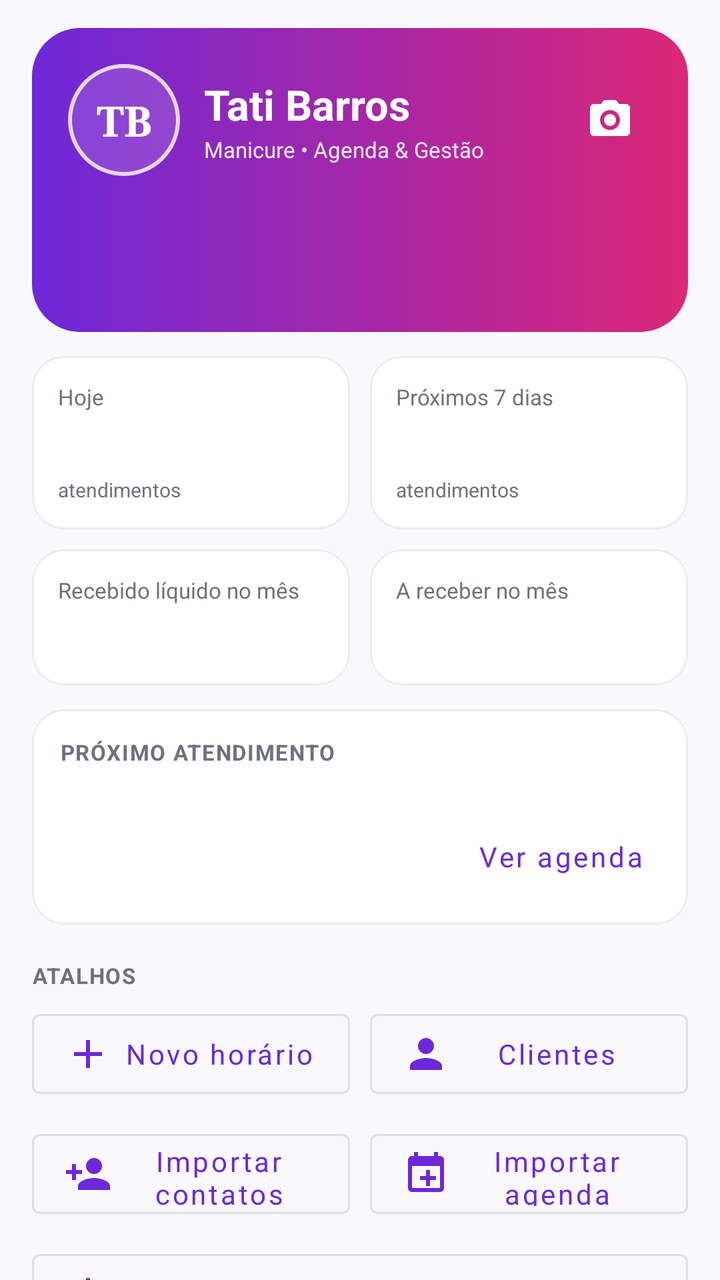
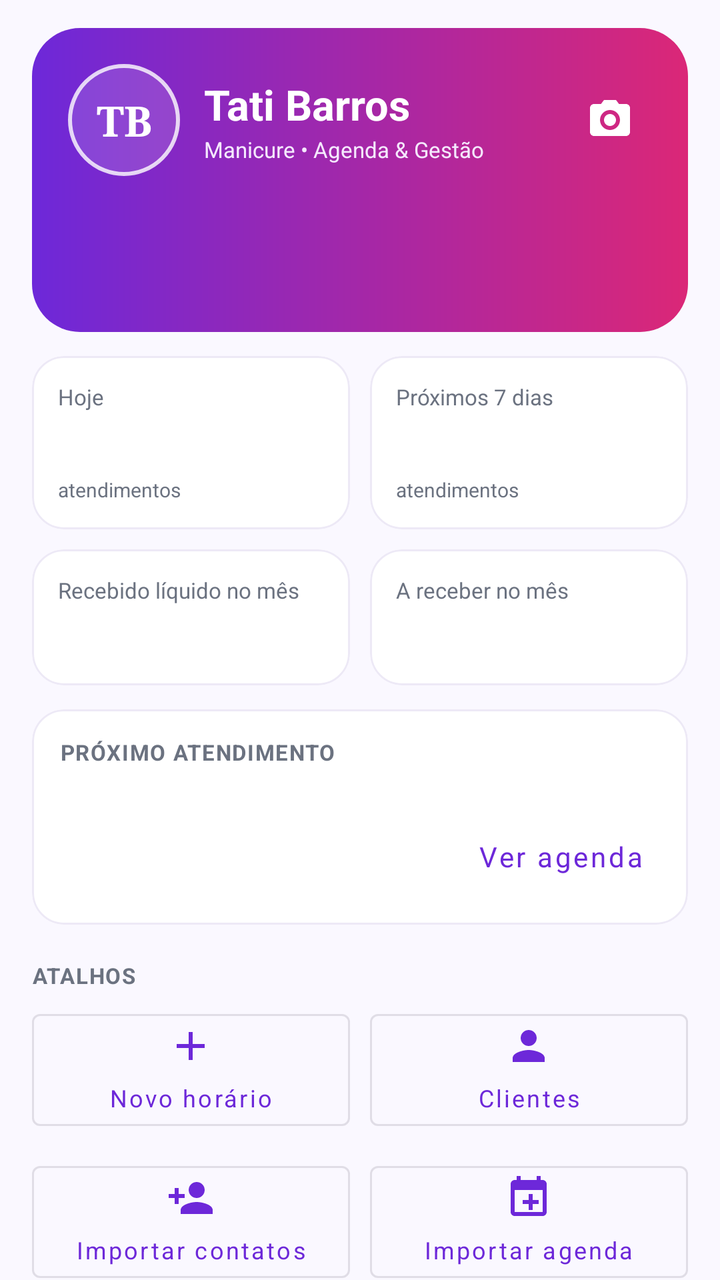

Compare the two renders of this Android layout. The source of the first and the diff that turns it into the second are given below.
<!-- AndroidManifest.xml: application theme Theme.Agendio -->
<!-- res/layout/fragment_home.xml -->
<?xml version="1.0" encoding="utf-8"?>
<androidx.core.widget.NestedScrollView xmlns:android="http://schemas.android.com/apk/res/android"
    xmlns:app="http://schemas.android.com/apk/res-auto"
    android:layout_width="match_parent"
    android:layout_height="match_parent"
    android:background="@color/bg"
    android:fillViewport="true">

    <LinearLayout
        android:layout_width="match_parent"
        android:layout_height="wrap_content"
        android:orientation="vertical"
        android:paddingStart="16dp"
        android:paddingTop="14dp"
        android:paddingEnd="16dp"
        android:paddingBottom="24dp">

        <LinearLayout
            android:layout_width="match_parent"
            android:layout_height="wrap_content"
            android:background="@drawable/bg_brand_gradient"
            android:orientation="vertical"
            android:padding="18dp">

            <LinearLayout
                android:layout_width="match_parent"
                android:layout_height="wrap_content"
                android:gravity="center_vertical"
                android:orientation="horizontal">

                <TextView
                    android:layout_width="56dp"
                    android:layout_height="56dp"
                    android:background="@drawable/bg_monogram"
                    android:fontFamily="serif"
                    android:gravity="center"
                    android:text="TB"
                    android:textColor="@color/white"
                    android:textSize="21sp"
                    android:textStyle="bold" />

                <LinearLayout
                    android:layout_width="0dp"
                    android:layout_height="wrap_content"
                    android:layout_marginStart="12dp"
                    android:layout_weight="1"
                    android:orientation="vertical">

                    <TextView
                        android:layout_width="wrap_content"
                        android:layout_height="wrap_content"
                        android:text="@string/brand_name"
                        android:textColor="@color/white"
                        android:textSize="21sp"
                        android:textStyle="bold" />

                    <TextView
                        android:layout_width="wrap_content"
                        android:layout_height="wrap_content"
                        android:layout_marginTop="1dp"
                        android:text="@string/brand_tagline"
                        android:textColor="#F5E9FF"
                        android:textSize="11sp" />
                </LinearLayout>

                <ImageButton
                    android:id="@+id/btnInstagramHome"
                    android:layout_width="42dp"
                    android:layout_height="42dp"
                    android:background="?attr/selectableItemBackgroundBorderless"
                    android:contentDescription="Abrir Instagram"
                    android:padding="9dp"
                    android:src="@drawable/ic_instagram"
                    app:tint="@color/white" />
            </LinearLayout>

            <TextView
                android:id="@+id/tvGreeting"
                android:layout_width="match_parent"
                android:layout_height="wrap_content"
                android:layout_marginTop="16dp"
                android:textColor="@color/white"
                android:textSize="19sp"
                android:textStyle="bold" />

            <TextView
                android:id="@+id/tvHomeDate"
                android:layout_width="match_parent"
                android:layout_height="wrap_content"
                android:layout_marginTop="2dp"
                android:textColor="#F5E9FF"
                android:textSize="12sp" />
        </LinearLayout>

        <LinearLayout
            android:layout_width="match_parent"
            android:layout_height="wrap_content"
            android:layout_marginTop="12dp"
            android:orientation="horizontal">

            <com.google.android.material.card.MaterialCardView
                android:layout_width="0dp"
                android:layout_height="wrap_content"
                android:layout_marginEnd="5dp"
                android:layout_weight="1"
                app:cardBackgroundColor="@color/surface"
                app:cardCornerRadius="16dp"
                app:cardElevation="0dp"
                app:strokeColor="@color/stroke"
                app:strokeWidth="1dp">

                <LinearLayout
                    android:layout_width="match_parent"
                    android:layout_height="wrap_content"
                    android:orientation="vertical"
                    android:padding="13dp">

                    <TextView
                        android:layout_width="wrap_content"
                        android:layout_height="wrap_content"
                        android:text="Hoje"
                        android:textColor="@color/text_muted"
                        android:textSize="11sp" />

                    <TextView
                        android:id="@+id/tvTodayCount"
                        android:layout_width="wrap_content"
                        android:layout_height="wrap_content"
                        android:layout_marginTop="3dp"
                        android:textColor="@color/primary"
                        android:textSize="22sp"
                        android:textStyle="bold" />

                    <TextView
                        android:layout_width="wrap_content"
                        android:layout_height="wrap_content"
                        android:text="atendimentos"
                        android:textColor="@color/text_muted"
                        android:textSize="10sp" />
                </LinearLayout>
            </com.google.android.material.card.MaterialCardView>

            <com.google.android.material.card.MaterialCardView
                android:layout_width="0dp"
                android:layout_height="wrap_content"
                android:layout_marginStart="5dp"
                android:layout_weight="1"
                app:cardBackgroundColor="@color/surface"
                app:cardCornerRadius="16dp"
                app:cardElevation="0dp"
                app:strokeColor="@color/stroke"
                app:strokeWidth="1dp">

                <LinearLayout
                    android:layout_width="match_parent"
                    android:layout_height="wrap_content"
                    android:orientation="vertical"
                    android:padding="13dp">

                    <TextView
                        android:layout_width="wrap_content"
                        android:layout_height="wrap_content"
                        android:text="Próximos 7 dias"
                        android:textColor="@color/text_muted"
                        android:textSize="11sp" />

                    <TextView
                        android:id="@+id/tvWeekCount"
                        android:layout_width="wrap_content"
                        android:layout_height="wrap_content"
                        android:layout_marginTop="3dp"
                        android:textColor="@color/accent_dark"
                        android:textSize="22sp"
                        android:textStyle="bold" />

                    <TextView
                        android:layout_width="wrap_content"
                        android:layout_height="wrap_content"
                        android:text="atendimentos"
                        android:textColor="@color/text_muted"
                        android:textSize="10sp" />
                </LinearLayout>
            </com.google.android.material.card.MaterialCardView>
        </LinearLayout>

        <LinearLayout
            android:layout_width="match_parent"
            android:layout_height="wrap_content"
            android:layout_marginTop="10dp"
            android:orientation="horizontal">

            <com.google.android.material.card.MaterialCardView
                android:layout_width="0dp"
                android:layout_height="wrap_content"
                android:layout_marginEnd="5dp"
                android:layout_weight="1"
                app:cardBackgroundColor="@color/surface"
                app:cardCornerRadius="16dp"
                app:cardElevation="0dp"
                app:strokeColor="@color/stroke"
                app:strokeWidth="1dp">

                <LinearLayout
                    android:layout_width="match_parent"
                    android:layout_height="wrap_content"
                    android:orientation="vertical"
                    android:padding="13dp">

                    <TextView
                        android:layout_width="wrap_content"
                        android:layout_height="wrap_content"
                        android:text="Recebido líquido no mês"
                        android:textColor="@color/text_muted"
                        android:textSize="11sp" />

                    <TextView
                        android:id="@+id/tvHomeReceived"
                        android:layout_width="wrap_content"
                        android:layout_height="wrap_content"
                        android:layout_marginTop="3dp"
                        android:textColor="@color/success"
                        android:textSize="18sp"
                        android:textStyle="bold" />
                </LinearLayout>
            </com.google.android.material.card.MaterialCardView>

            <com.google.android.material.card.MaterialCardView
                android:layout_width="0dp"
                android:layout_height="wrap_content"
                android:layout_marginStart="5dp"
                android:layout_weight="1"
                app:cardBackgroundColor="@color/surface"
                app:cardCornerRadius="16dp"
                app:cardElevation="0dp"
                app:strokeColor="@color/stroke"
                app:strokeWidth="1dp">

                <LinearLayout
                    android:layout_width="match_parent"
                    android:layout_height="wrap_content"
                    android:orientation="vertical"
                    android:padding="13dp">

                    <TextView
                        android:layout_width="wrap_content"
                        android:layout_height="wrap_content"
                        android:text="A receber no mês"
                        android:textColor="@color/text_muted"
                        android:textSize="11sp" />

                    <TextView
                        android:id="@+id/tvHomePending"
                        android:layout_width="wrap_content"
                        android:layout_height="wrap_content"
                        android:layout_marginTop="3dp"
                        android:textColor="@color/warning"
                        android:textSize="18sp"
                        android:textStyle="bold" />
                </LinearLayout>
            </com.google.android.material.card.MaterialCardView>
        </LinearLayout>

        <com.google.android.material.card.MaterialCardView
            android:layout_width="match_parent"
            android:layout_height="wrap_content"
            android:layout_marginTop="12dp"
            app:cardBackgroundColor="@color/surface"
            app:cardCornerRadius="16dp"
            app:cardElevation="0dp"
            app:strokeColor="@color/stroke"
            app:strokeWidth="1dp">

            <LinearLayout
                android:layout_width="match_parent"
                android:layout_height="wrap_content"
                android:orientation="vertical"
                android:padding="14dp">

                <TextView
                    android:layout_width="match_parent"
                    android:layout_height="wrap_content"
                    android:letterSpacing="0.05"
                    android:text="PRÓXIMO ATENDIMENTO"
                    android:textColor="@color/text_muted"
                    android:textSize="11sp"
                    android:textStyle="bold" />

                <TextView
                    android:id="@+id/tvNextDetails"
                    android:layout_width="match_parent"
                    android:layout_height="wrap_content"
                    android:layout_marginTop="6dp"
                    android:lineSpacingExtra="3dp"
                    android:textColor="@color/text"
                    android:textSize="14sp" />

                <com.google.android.material.button.MaterialButton
                    android:id="@+id/btnViewAgenda"
                    style="@style/Widget.MaterialComponents.Button.TextButton"
                    android:layout_width="wrap_content"
                    android:layout_height="40dp"
                    android:layout_gravity="end"
                    android:minWidth="0dp"
                    android:text="Ver agenda"
                    android:textAllCaps="false"
                    android:textColor="@color/primary" />
            </LinearLayout>
        </com.google.android.material.card.MaterialCardView>

        <TextView
            android:layout_width="match_parent"
            android:layout_height="wrap_content"
            android:layout_marginTop="18dp"
            android:letterSpacing="0.05"
            android:text="ATALHOS"
            android:textColor="@color/text_muted"
            android:textSize="11sp"
            android:textStyle="bold" />

        <LinearLayout
            android:layout_width="match_parent"
            android:layout_height="wrap_content"
            android:layout_marginTop="6dp"
            android:orientation="horizontal">

            <com.google.android.material.button.MaterialButton
                android:id="@+id/btnHomeNew"
                style="@style/Widget.MaterialComponents.Button.OutlinedButton"
                android:layout_width="0dp"
                android:layout_height="52dp"
                android:layout_marginEnd="5dp"
                android:layout_weight="1"
                android:text="Novo horário"
                android:textAllCaps="false"
                android:textColor="@color/primary"
                app:icon="@drawable/ic_add"
                app:iconTint="@color/primary" />

            <com.google.android.material.button.MaterialButton
                android:id="@+id/btnHomeClients"
                style="@style/Widget.MaterialComponents.Button.OutlinedButton"
                android:layout_width="0dp"
                android:layout_height="52dp"
                android:layout_marginStart="5dp"
                android:layout_weight="1"
                android:text="Clientes"
                android:textAllCaps="false"
                android:textColor="@color/primary"
                app:icon="@drawable/ic_clients"
                app:iconTint="@color/primary" />
        </LinearLayout>

        <LinearLayout
            android:layout_width="match_parent"
            android:layout_height="wrap_content"
            android:layout_marginTop="8dp"
            android:orientation="horizontal">

            <com.google.android.material.button.MaterialButton
                android:id="@+id/btnHomeImportContacts"
                style="@style/Widget.MaterialComponents.Button.OutlinedButton"
                android:layout_width="0dp"
                android:layout_height="52dp"
                android:layout_marginEnd="5dp"
                android:layout_weight="1"
                android:text="Importar contatos"
                android:textAllCaps="false"
                android:textColor="@color/primary"
                app:icon="@drawable/ic_import_contacts"
                app:iconTint="@color/primary" />

            <com.google.android.material.button.MaterialButton
                android:id="@+id/btnHomeImportCalendar"
                style="@style/Widget.MaterialComponents.Button.OutlinedButton"
                android:layout_width="0dp"
                android:layout_height="52dp"
                android:layout_marginStart="5dp"
                android:layout_weight="1"
                android:text="Importar agenda"
                android:textAllCaps="false"
                android:textColor="@color/primary"
                app:icon="@drawable/ic_import_calendar"
                app:iconTint="@color/primary" />
        </LinearLayout>

        <com.google.android.material.button.MaterialButton
            android:id="@+id/btnHomeUpdate"
            style="@style/Widget.MaterialComponents.Button.OutlinedButton"
            android:layout_width="match_parent"
            android:layout_height="52dp"
            android:layout_marginTop="8dp"
            android:text="Verificar atualização online"
            android:textAllCaps="false"
            android:textColor="@color/primary"
            app:icon="@drawable/ic_update"
            app:iconTint="@color/primary" />

        <com.google.android.material.card.MaterialCardView
            android:layout_width="match_parent"
            android:layout_height="wrap_content"
            android:layout_marginTop="14dp"
            app:cardBackgroundColor="@color/surface"
            app:cardCornerRadius="16dp"
            app:cardElevation="0dp"
            app:strokeColor="@color/stroke"
            app:strokeWidth="1dp">

            <LinearLayout
                android:layout_width="match_parent"
                android:layout_height="wrap_content"
                android:orientation="vertical"
                android:padding="14dp">

                <LinearLayout
                    android:layout_width="match_parent"
                    android:layout_height="wrap_content"
                    android:gravity="center_vertical"
                    android:orientation="horizontal">

                    <ImageView
                        android:layout_width="18dp"
                        android:layout_height="18dp"
                        android:contentDescription="@null"
                        android:src="@drawable/ic_birthday"
                        app:tint="@color/accent" />

                    <TextView
                        android:layout_width="wrap_content"
                        android:layout_height="wrap_content"
                        android:layout_marginStart="6dp"
                        android:letterSpacing="0.04"
                        android:text="ANIVERSARIANTES DO MÊS"
                        android:textColor="@color/text_muted"
                        android:textSize="11sp"
                        android:textStyle="bold" />
                </LinearLayout>

                <TextView
                    android:id="@+id/tvHomeBirthdays"
                    android:layout_width="match_parent"
                    android:layout_height="wrap_content"
                    android:layout_marginTop="6dp"
                    android:lineSpacingExtra="3dp"
                    android:textColor="@color/text"
                    android:textSize="13sp" />
            </LinearLayout>
        </com.google.android.material.card.MaterialCardView>

        <com.google.android.material.card.MaterialCardView
            android:layout_width="match_parent"
            android:layout_height="wrap_content"
            android:layout_marginTop="10dp"
            app:cardBackgroundColor="@color/surface"
            app:cardCornerRadius="16dp"
            app:cardElevation="0dp"
            app:strokeColor="@color/stroke"
            app:strokeWidth="1dp">

            <LinearLayout
                android:layout_width="match_parent"
                android:layout_height="wrap_content"
                android:orientation="vertical"
                android:padding="14dp">

                <TextView
                    android:layout_width="match_parent"
                    android:layout_height="wrap_content"
                    android:letterSpacing="0.05"
                    android:text="RESUMO DO MÊS"
                    android:textColor="@color/text_muted"
                    android:textSize="11sp"
                    android:textStyle="bold" />

                <TextView
                    android:id="@+id/tvHomeSummary"
                    android:layout_width="match_parent"
                    android:layout_height="wrap_content"
                    android:layout_marginTop="6dp"
                    android:lineSpacingExtra="3dp"
                    android:textColor="@color/text"
                    android:textSize="13sp" />

                <com.google.android.material.button.MaterialButton
                    android:id="@+id/btnHomeFinance"
                    style="@style/Widget.MaterialComponents.Button.TextButton"
                    android:layout_width="wrap_content"
                    android:layout_height="40dp"
                    android:layout_gravity="end"
                    android:minWidth="0dp"
                    android:text="Abrir financeiro"
                    android:textAllCaps="false"
                    android:textColor="@color/primary" />
            </LinearLayout>
        </com.google.android.material.card.MaterialCardView>

        <TextView
            android:layout_width="match_parent"
            android:layout_height="wrap_content"
            android:layout_marginTop="22dp"
            android:gravity="center"
            android:text="@string/credits"
            android:textColor="@color/text_muted"
            android:textSize="11sp" />

        <TextView
            android:layout_width="match_parent"
            android:layout_height="wrap_content"
            android:layout_marginTop="3dp"
            android:gravity="center"
            android:text="@string/instagram_handle"
            android:textColor="@color/accent_dark"
            android:textSize="11sp" />
    </LinearLayout>

</androidx.core.widget.NestedScrollView>
<!-- resources referenced by this layout -->
<resources>
  <color name="accent">#DB2777</color>
  <color name="accent_dark">#BE185D</color>
  <color name="bg">#FAF8FF</color>
  <color name="primary">#6D28D9</color>
  <color name="stroke">#EDE9F6</color>
  <color name="success">#15803D</color>
  <color name="surface">#FFFFFF</color>
  <color name="text">#211A33</color>
  <color name="text_muted">#6B7280</color>
  <color name="warning">#B45309</color>
  <color name="white">#FFFFFF</color>
  <!-- drawable bg_brand_gradient (drawable) -->
  <?xml version="1.0" encoding="utf-8"?>
  <shape xmlns:android="http://schemas.android.com/apk/res/android"
      android:shape="rectangle">
      <corners android:radius="24dp" />
      <gradient
          android:angle="0"
          android:endColor="@color/accent"
          android:startColor="@color/primary" />
  </shape>
  <!-- drawable bg_monogram (drawable) -->
  <?xml version="1.0" encoding="utf-8"?>
  <shape xmlns:android="http://schemas.android.com/apk/res/android"
      android:shape="oval">
      <solid android:color="#22FFFFFF" />
      <stroke
          android:width="2dp"
          android:color="#CCFFFFFF" />
  </shape>
  <!-- drawable ic_add (drawable) -->
  <?xml version="1.0" encoding="utf-8"?>
  <vector xmlns:android="http://schemas.android.com/apk/res/android"
      android:width="24dp"
      android:height="24dp"
      android:viewportWidth="24"
      android:viewportHeight="24">
      <path
          android:fillColor="#FF000000"
          android:pathData="M19,13h-6v6h-2v-6H5v-2h6V5h2v6h6v2z" />
  </vector>
  <!-- drawable ic_clients (drawable) -->
  <?xml version="1.0" encoding="utf-8"?>
  <vector xmlns:android="http://schemas.android.com/apk/res/android"
      android:width="24dp"
      android:height="24dp"
      android:viewportWidth="24"
      android:viewportHeight="24">
      <path
          android:fillColor="#FF000000"
          android:pathData="M12,12c2.21,0 4,-1.79 4,-4s-1.79,-4 -4,-4 -4,1.79 -4,4 1.79,4 4,4zM12,14c-2.67,0 -8,1.34 -8,4v2h16v-2c0,-2.66 -5.33,-4 -8,-4z" />
  </vector>
  <!-- drawable ic_import_calendar (drawable) -->
  <?xml version="1.0" encoding="utf-8"?>
  <vector xmlns:android="http://schemas.android.com/apk/res/android"
      android:width="24dp"
      android:height="24dp"
      android:viewportWidth="24"
      android:viewportHeight="24">
      <path
          android:fillColor="#FF000000"
          android:pathData="M19,3h-1V1h-2v2H8V1H6v2H5C3.89,3 3,3.9 3,5v14c0,1.1 0.89,2 2,2h14c1.1,0 2,-0.9 2,-2V5c0,-1.1 -0.9,-2 -2,-2zM19,19H5V8h14v11zM12,10h2v3h3v2h-3v3h-2v-3H9v-2h3z" />
  </vector>
  <!-- drawable ic_import_contacts (drawable) -->
  <?xml version="1.0" encoding="utf-8"?>
  <vector xmlns:android="http://schemas.android.com/apk/res/android"
      android:width="24dp"
      android:height="24dp"
      android:viewportWidth="24"
      android:viewportHeight="24">
      <path
          android:fillColor="#FF000000"
          android:pathData="M15,12c2.21,0 4,-1.79 4,-4s-1.79,-4 -4,-4 -4,1.79 -4,4 1.79,4 4,4zM6,10V7H4v3H1v2h3v3h2v-3h3v-2H6zM15,14c-2.67,0 -8,1.34 -8,4v2h16v-2c0,-2.66 -5.33,-4 -8,-4z" />
  </vector>
  <!-- drawable ic_update (drawable) -->
  <vector xmlns:android="http://schemas.android.com/apk/res/android"
      android:width="24dp"
      android:height="24dp"
      android:viewportWidth="24"
      android:viewportHeight="24">
      <path
          android:fillColor="#6D28D9"
          android:pathData="M12,16l-5,-5 1.4,-1.4 2.6,2.6V4h2v8.2l2.6,-2.6L17,11l-5,5zM5,18h14v2H5v-2z" />
  </vector>
  <string name="brand_name">Tati Barros</string>
  <string name="brand_tagline">Manicure • Agenda &amp; Gestão</string>
  <string name="credits">Desenvolvido por Andreo Silva</string>
  <string name="instagram_handle">@tatibarrosmanicure</string>
  <color name="primary_dark">#5B21B6</color>
  <style name="ThemeOverlay.Agendio.Dialog" parent="ThemeOverlay.MaterialComponents.MaterialAlertDialog">
          <item name="colorPrimary">@color/primary</item>
          <item name="colorSecondary">@color/accent</item>
      </style>
  <!-- unchanged entries left out for length: 3 -->
</resources>

<!-- the commit's change to res/layout/fragment_home.xml (unified diff, before → after) -->
@@ -327,26 +327,36 @@
                 android:id="@+id/btnHomeNew"
                 style="@style/Widget.MaterialComponents.Button.OutlinedButton"
                 android:layout_width="0dp"
-                android:layout_height="52dp"
+                android:layout_height="68dp"
                 android:layout_marginEnd="5dp"
                 android:layout_weight="1"
+                android:gravity="center"
+                android:maxLines="2"
                 android:text="Novo horário"
                 android:textAllCaps="false"
                 android:textColor="@color/primary"
+                android:textSize="12sp"
                 app:icon="@drawable/ic_add"
+                app:iconGravity="top"
+                app:iconPadding="4dp"
                 app:iconTint="@color/primary" />
 
             <com.google.android.material.button.MaterialButton
                 android:id="@+id/btnHomeClients"
                 style="@style/Widget.MaterialComponents.Button.OutlinedButton"
                 android:layout_width="0dp"
-                android:layout_height="52dp"
+                android:layout_height="68dp"
                 android:layout_marginStart="5dp"
                 android:layout_weight="1"
+                android:gravity="center"
+                android:maxLines="2"
                 android:text="Clientes"
                 android:textAllCaps="false"
                 android:textColor="@color/primary"
+                android:textSize="12sp"
                 app:icon="@drawable/ic_clients"
+                app:iconGravity="top"
+                app:iconPadding="4dp"
                 app:iconTint="@color/primary" />
         </LinearLayout>
 
@@ -360,26 +370,36 @@
                 android:id="@+id/btnHomeImportContacts"
                 style="@style/Widget.MaterialComponents.Button.OutlinedButton"
                 android:layout_width="0dp"
-                android:layout_height="52dp"
+                android:layout_height="68dp"
                 android:layout_marginEnd="5dp"
                 android:layout_weight="1"
+                android:gravity="center"
+                android:maxLines="2"
                 android:text="Importar contatos"
                 android:textAllCaps="false"
                 android:textColor="@color/primary"
+                android:textSize="12sp"
                 app:icon="@drawable/ic_import_contacts"
+                app:iconGravity="top"
+                app:iconPadding="4dp"
                 app:iconTint="@color/primary" />
 
             <com.google.android.material.button.MaterialButton
                 android:id="@+id/btnHomeImportCalendar"
                 style="@style/Widget.MaterialComponents.Button.OutlinedButton"
                 android:layout_width="0dp"
-                android:layout_height="52dp"
+                android:layout_height="68dp"
                 android:layout_marginStart="5dp"
                 android:layout_weight="1"
+                android:gravity="center"
+                android:maxLines="2"
                 android:text="Importar agenda"
                 android:textAllCaps="false"
                 android:textColor="@color/primary"
+                android:textSize="12sp"
                 app:icon="@drawable/ic_import_calendar"
+                app:iconGravity="top"
+                app:iconPadding="4dp"
                 app:iconTint="@color/primary" />
         </LinearLayout>
 
@@ -387,12 +407,17 @@
             android:id="@+id/btnHomeUpdate"
             style="@style/Widget.MaterialComponents.Button.OutlinedButton"
             android:layout_width="match_parent"
-            android:layout_height="52dp"
+            android:layout_height="60dp"
             android:layout_marginTop="8dp"
+            android:gravity="center"
+            android:maxLines="2"
             android:text="Verificar atualização online"
             android:textAllCaps="false"
             android:textColor="@color/primary"
+            android:textSize="12sp"
             app:icon="@drawable/ic_update"
+            app:iconGravity="top"
+            app:iconPadding="4dp"
             app:iconTint="@color/primary" />
 
         <com.google.android.material.card.MaterialCardView
